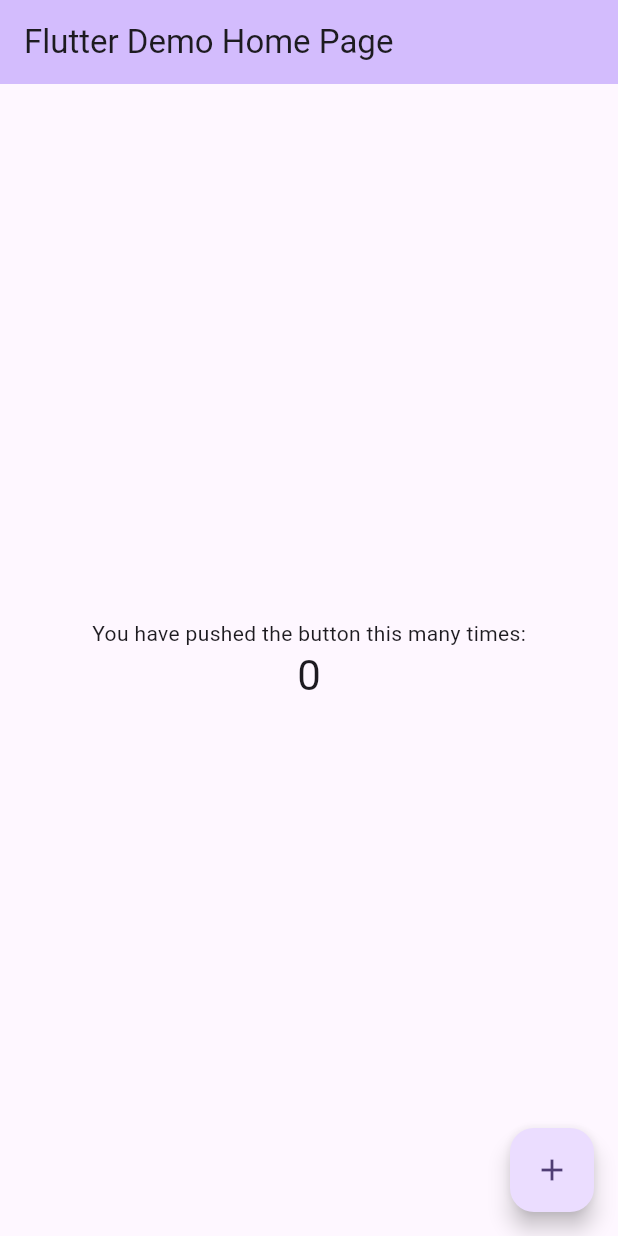
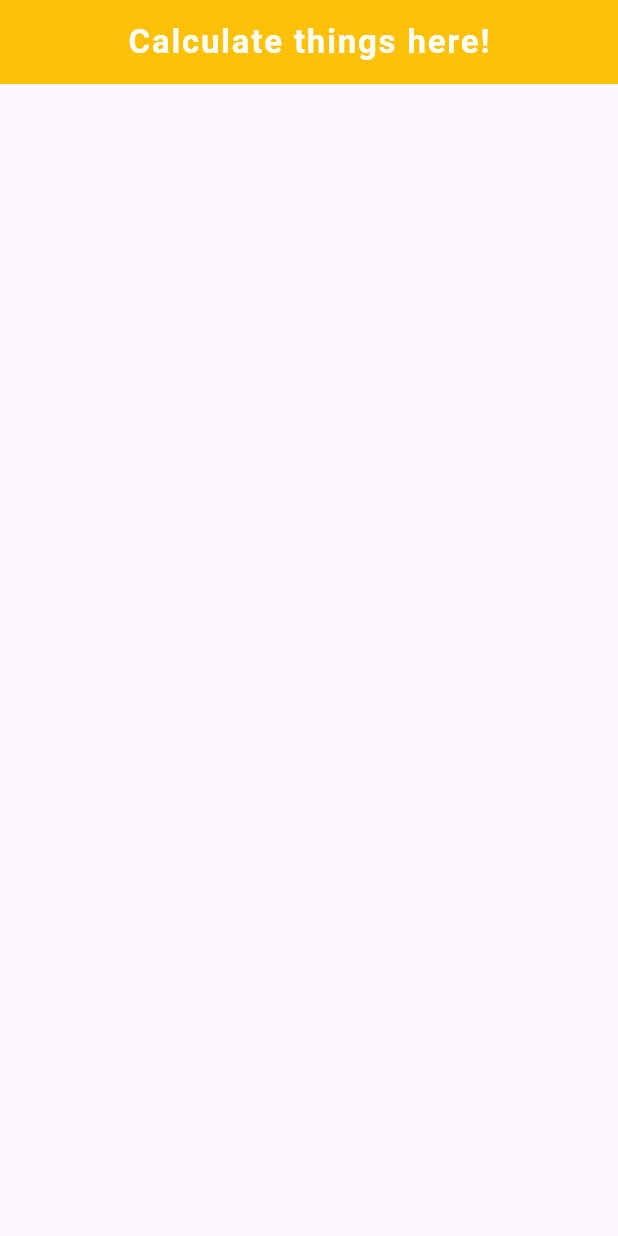
Before and after one commit to Taoo111/flutter-simple-calculator, a Flutter app: the screen it shows after launch, on a phone screen of 412 x 824 dp. Run offline on Flutter 3.47's test engine with Material 3 defaults, Android fonts, the phone set to English and light mode, and no system bars; Roboto replaces fonts that are missing (Verdana).

Commit message:
remove not required files, add appBar with simple styling

```diff
--- a/lib/main.dart
+++ b/lib/main.dart
@@ -1,4 +1,5 @@
 import 'package:flutter/material.dart';
+import 'package:flutter_simple_calculator/pages/calculator_page.dart';
 
 void main() {
   runApp(const MyApp());
@@ -7,119 +8,12 @@ void main() {
 class MyApp extends StatelessWidget {
   const MyApp({super.key});
 
-  // This widget is the root of your application.
   @override
   Widget build(BuildContext context) {
-    return MaterialApp(
+    return const MaterialApp(
       title: 'Flutter Demo',
-      theme: ThemeData(
-        // This is the theme of your application.
-        //
-        // TRY THIS: Try running your application with "flutter run". You'll see
-        // the application has a purple toolbar. Then, without quitting the app,
-        // try changing the seedColor in the colorScheme below to Colors.green
-        // and then invoke "hot reload" (save your changes or press the "hot
-        // reload" button in a Flutter-supported IDE, or press "r" if you used
-        // the command line to start the app).
-        //
-        // Notice that the counter didn't reset back to zero; the application
-        // state is not lost during the reload. To reset the state, use hot
-        // restart instead.
-        //
-        // This works for code too, not just values: Most code changes can be
-        // tested with just a hot reload.
-        colorScheme: ColorScheme.fromSeed(seedColor: Colors.deepPurple),
-        useMaterial3: true,
-      ),
-      home: const MyHomePage(title: 'Flutter Demo Home Page'),
+      home: CalculatorPage(),
+      debugShowCheckedModeBanner: false,
     );
   }
 }
-
-class MyHomePage extends StatefulWidget {
-  const MyHomePage({super.key, required this.title});
-
-  // This widget is the home page of your application. It is stateful, meaning
-  // that it has a State object (defined below) that contains fields that affect
-  // how it looks.
-
-  // This class is the configuration for the state. It holds the values (in this
-  // case the title) provided by the parent (in this case the App widget) and
-  // used by the build method of the State. Fields in a Widget subclass are
-  // always marked "final".
-
-  final String title;
-
-  @override
-  State<MyHomePage> createState() => _MyHomePageState();
-}
-
-class _MyHomePageState extends State<MyHomePage> {
-  int _counter = 0;
-
-  void _incrementCounter() {
-    setState(() {
-      // This call to setState tells the Flutter framework that something has
-      // changed in this State, which causes it to rerun the build method below
-      // so that the display can reflect the updated values. If we changed
-      // _counter without calling setState(), then the build method would not be
-      // called again, and so nothing would appear to happen.
-      _counter++;
-    });
-  }
-
-  @override
-  Widget build(BuildContext context) {
-    // This method is rerun every time setState is called, for instance as done
-    // by the _incrementCounter method above.
-    //
-    // The Flutter framework has been optimized to make rerunning build methods
-    // fast, so that you can just rebuild anything that needs updating rather
-    // than having to individually change instances of widgets.
-    return Scaffold(
-      appBar: AppBar(
-        // TRY THIS: Try changing the color here to a specific color (to
-        // Colors.amber, perhaps?) and trigger a hot reload to see the AppBar
-        // change color while the other colors stay the same.
-        backgroundColor: Theme.of(context).colorScheme.inversePrimary,
-        // Here we take the value from the MyHomePage object that was created by
-        // the App.build method, and use it to set our appbar title.
-        title: Text(widget.title),
-      ),
-      body: Center(
-        // Center is a layout widget. It takes a single child and positions it
-        // in the middle of the parent.
-        child: Column(
-          // Column is also a layout widget. It takes a list of children and
-          // arranges them vertically. By default, it sizes itself to fit its
-          // children horizontally, and tries to be as tall as its parent.
-          //
-          // Column has various properties to control how it sizes itself and
-          // how it positions its children. Here we use mainAxisAlignment to
-          // center the children vertically; the main axis here is the vertical
-          // axis because Columns are vertical (the cross axis would be
-          // horizontal).
-          //
-          // TRY THIS: Invoke "debug painting" (choose the "Toggle Debug Paint"
-          // action in the IDE, or press "p" in the console), to see the
-          // wireframe for each widget.
-          mainAxisAlignment: MainAxisAlignment.center,
-          children: <Widget>[
-            const Text(
-              'You have pushed the button this many times:',
-            ),
-            Text(
-              '$_counter',
-              style: Theme.of(context).textTheme.headlineMedium,
-            ),
-          ],
-        ),
-      ),
-      floatingActionButton: FloatingActionButton(
-        onPressed: _incrementCounter,
-        tooltip: 'Increment',
-        child: const Icon(Icons.add),
-      ), // This trailing comma makes auto-formatting nicer for build methods.
-    );
-  }
-}
--- /dev/null
+++ b/lib/pages/calculator_page.dart
@@ -0,0 +1,26 @@
+import 'package:flutter/material.dart';
+
+class CalculatorPage extends StatefulWidget {
+  const CalculatorPage({super.key});
+
+  @override
+  State<CalculatorPage> createState() => _CalculatorPageState();
+}
+
+class _CalculatorPageState extends State<CalculatorPage> {
+  @override
+  Widget build(BuildContext context) {
+    return Scaffold(
+      appBar: AppBar(
+        title: const Text("Calculate things here!"),
+        centerTitle: true,
+        backgroundColor: Colors.amber,
+        titleTextStyle: const TextStyle(
+            fontFamily: 'Verdana',
+            fontSize: 22,
+            fontWeight: FontWeight.bold,
+            letterSpacing: 1.2),
+      ),
+    );
+  }
+}
```
